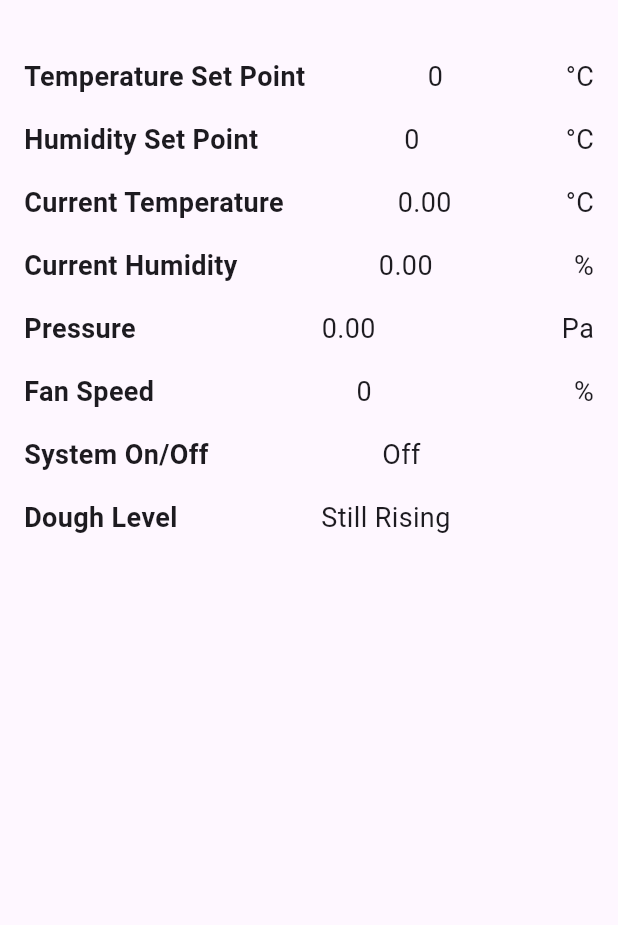
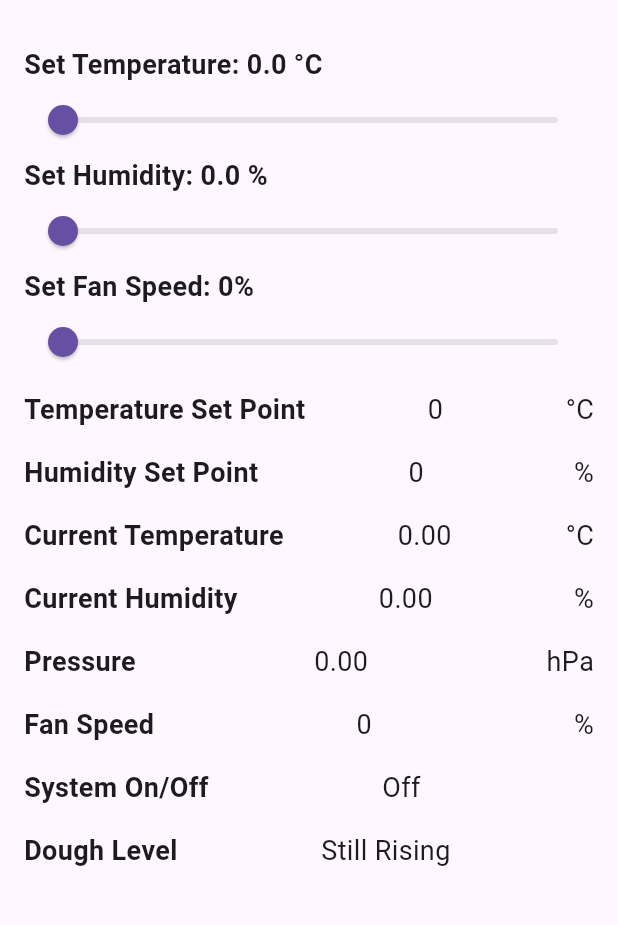
Before and after one commit to AllyTechEngineering/pi_support_app_ios, a Flutter app: the screen it shows after launch, on a phone screen of 412 x 824 dp, the part 63-988 px from its top. Run offline on Flutter 3.47's test engine with Material 3 defaults, Android fonts, the phone set to English and light mode, and no system bars; our stand-ins replace equatable, flutter_bloc; network calls fail.

Commit message:
This commit is just before adding the on/off button

```diff
--- /dev/null
+++ b/lib/bloc/fan_speed_cubit/fan_speed_cubit.dart
@@ -0,0 +1,15 @@
+import 'package:flutter_bloc/flutter_bloc.dart';
+import 'package:pi_app/bloc/repositories/data_repository.dart';
+import 'fan_speed_state.dart';
+
+class FanSpeedCubit extends Cubit<FanSpeedState> {
+  final DataRepository dataRepository;
+
+  FanSpeedCubit({required this.dataRepository})
+      : super(const FanSpeedState(fanSpeed: 0));
+
+  void updateFanSpeed(int newSpeed) {
+    emit(state.copyWith(fanSpeed: newSpeed));
+    dataRepository.sendPiData({'fanSpeed': newSpeed});
+  }
+}
--- /dev/null
+++ b/lib/bloc/fan_speed_cubit/fan_speed_state.dart
@@ -0,0 +1,21 @@
+import 'package:equatable/equatable.dart';
+
+class FanSpeedState extends Equatable {
+  final int fanSpeed;
+
+  const FanSpeedState({required this.fanSpeed});
+
+  FanSpeedState copyWith({int? fanSpeed}) {
+    return FanSpeedState(
+      fanSpeed: fanSpeed ?? this.fanSpeed,
+    );
+  }
+
+  @override
+  List<Object> get props => [fanSpeed];
+
+  @override
+  String toString() {
+    return 'FanSpeedState(fanSpeed: $fanSpeed)';
+  }
+}
--- /dev/null
+++ b/lib/bloc/system_on_off_cubit/system_on_off_cubit.dart
@@ -0,0 +1,15 @@
+import 'package:flutter_bloc/flutter_bloc.dart';
+import 'package:pi_app/bloc/repositories/data_repository.dart';
+import 'system_on_off_state.dart';
+
+class SystemOnOffCubit extends Cubit<SystemOnOffState> {
+  final DataRepository dataRepository;
+
+  SystemOnOffCubit({required this.dataRepository})
+      : super(const SystemOnOffState(systemOnOff: false));
+
+  void toggleSystem(bool isOn) {
+    emit(state.copyWith(systemOnOff: isOn));
+    dataRepository.sendPiData({'systemOnOff': isOn});
+  }
+}
--- /dev/null
+++ b/lib/bloc/system_on_off_cubit/system_on_off_state.dart
@@ -0,0 +1,21 @@
+import 'package:equatable/equatable.dart';
+
+class SystemOnOffState extends Equatable {
+  final bool systemOnOff;
+
+  const SystemOnOffState({required this.systemOnOff});
+
+  SystemOnOffState copyWith({bool? systemOnOff}) {
+    return SystemOnOffState(
+      systemOnOff: systemOnOff ?? this.systemOnOff,
+    );
+  }
+
+  @override
+  List<Object> get props => [systemOnOff];
+
+  @override
+  String toString() {
+    return 'SystemOnOffState(systemOnOff: $systemOnOff)';
+  }
+}
--- a/lib/main.dart
+++ b/lib/main.dart
@@ -1,8 +1,10 @@
 import 'package:flutter/material.dart';
 import 'package:flutter_bloc/flutter_bloc.dart';
+import 'package:pi_app/bloc/fan_speed_cubit/fan_speed_cubit.dart';
 import 'package:pi_app/bloc/repositories/data_repository.dart';
 import 'package:pi_app/bloc/set_humidity_cubit/set_humidity_cubit.dart';
 import 'package:pi_app/bloc/set_temperature_cubit/set_temperature_cubit.dart';
+import 'package:pi_app/bloc/system_on_off_cubit/system_on_off_cubit.dart';
 import 'services/http_service.dart';
 import 'bloc/data_in_cubit/data_in_cubit.dart';
 import 'screens/home_screen.dart';
@@ -39,6 +41,12 @@ class MyApp extends StatelessWidget {
         BlocProvider<SetHumidityCubit>(
             create: (context) => SetHumidityCubit(
                 dataRepository: dataRepository)), // ✅ Added SetHumidityCubit
+        BlocProvider<SystemOnOffCubit>(
+            create: (context) => SystemOnOffCubit(
+                dataRepository: dataRepository)), // ✅ Added SystemOnOffCubit
+        BlocProvider<FanSpeedCubit>(
+            create: (context) => FanSpeedCubit(
+                dataRepository: dataRepository)), // ✅ Added FanSpeedCubit
       ],
       child: MaterialApp(
         debugShowCheckedModeBanner: false,
--- a/lib/screens/home_screen.dart
+++ b/lib/screens/home_screen.dart
@@ -1,5 +1,8 @@
 import 'package:flutter/material.dart';
 import 'package:flutter_bloc/flutter_bloc.dart';
+import 'package:pi_app/widgets/fan_speed_slider.dart';
+import 'package:pi_app/widgets/humidity_slider.dart';
+import 'package:pi_app/widgets/temperature_slider.dart';
 import '../bloc/data_in_cubit/data_in_cubit.dart';
 import '../bloc/data_in_cubit/data_in_state.dart';
 
@@ -12,32 +15,33 @@ class HomeScreen extends StatelessWidget {
       appBar: AppBar(
         title: const Text('Dough Proofer'),
       ),
-      body: Padding(
+      body: SingleChildScrollView(
         padding: const EdgeInsets.all(16.0),
-        child: BlocBuilder<DataInCubit, DataInState>(
+        child: Column(
+          crossAxisAlignment: CrossAxisAlignment.start,
+          children: [
+            const TemperatureSlider(),
+            const HumiditySlider(),
+            const FanSpeedSlider(),
+            BlocBuilder<DataInCubit, DataInState>(
               builder: (context, state) {
                 debugPrint("🎨 UI Rebuilding with State: $state");
                 return Column(
                   crossAxisAlignment: CrossAxisAlignment.start,
                   children: [
-                _buildDataTile('Temperature Set Point',
-                    state.setpointTemperature.toStringAsFixed(0), '°C'),
-                _buildDataTile('Humidity Set Point',
-                    state.setpointHumidity.toStringAsFixed(0), '°C'),
-                _buildDataTile('Current Temperature',
-                    state.currentTemperature.toStringAsFixed(2), '°C'),
-                _buildDataTile('Current Humidity',
-                    state.currentHumidity.toStringAsFixed(2), '%'),
-                _buildDataTile(
-                    'Pressure', state.currentPressure.toStringAsFixed(2), 'Pa'),
+                    _buildDataTile('Temperature Set Point', state.setpointTemperature.toStringAsFixed(0), '°C'),
+                    _buildDataTile('Humidity Set Point', state.setpointHumidity.toStringAsFixed(0), '%'),
+                    _buildDataTile('Current Temperature', state.currentTemperature.toStringAsFixed(2), '°C'),
+                    _buildDataTile('Current Humidity', state.currentHumidity.toStringAsFixed(2), '%'),
+                    _buildDataTile('Pressure', state.currentPressure.toStringAsFixed(2), 'hPa'),
                     _buildDataTile('Fan Speed', state.fanSpeed.toString(), '%'),
-                _buildDataTile(
-                    'System On/Off', state.systemOnOff ? 'On' : 'Off', ''),
-                _buildDataTile('Dough Level',
-                    state.doughLevel ? 'Risen' : 'Still Rising', ''),
+                    _buildDataTile('System On/Off', state.systemOnOff ? 'On' : 'Off', ''),
+                    _buildDataTile('Dough Level', state.doughLevel ? 'Risen' : 'Still Rising', ''),
                   ],
                 );
               },
+            ),
+          ],
         ),
       ),
     );
@@ -49,9 +53,7 @@ class HomeScreen extends StatelessWidget {
       child: Row(
         mainAxisAlignment: MainAxisAlignment.spaceBetween,
         children: [
-          Text(title,
-              style:
-                  const TextStyle(fontSize: 18, fontWeight: FontWeight.bold)),
+          Text(title, style: const TextStyle(fontSize: 18, fontWeight: FontWeight.bold)),
           Text(value, style: const TextStyle(fontSize: 18)),
           Text(unit, style: const TextStyle(fontSize: 18)),
         ],
--- /dev/null
+++ b/lib/widgets/fan_speed_slider.dart
@@ -0,0 +1,35 @@
+import 'package:flutter/material.dart';
+import 'package:flutter_bloc/flutter_bloc.dart';
+import '../bloc/fan_speed_cubit/fan_speed_cubit.dart';
+import '../bloc/fan_speed_cubit/fan_speed_state.dart';
+
+class FanSpeedSlider extends StatelessWidget {
+  const FanSpeedSlider({super.key});
+
+  @override
+  Widget build(BuildContext context) {
+    return BlocBuilder<FanSpeedCubit, FanSpeedState>(
+      builder: (context, fanState) {
+        return Column(
+          crossAxisAlignment: CrossAxisAlignment.start,
+          children: [
+            Text(
+              "Set Fan Speed: ${fanState.fanSpeed.toString()}%",
+              style: const TextStyle(fontSize: 18, fontWeight: FontWeight.bold),
+            ),
+            Slider(
+              value: fanState.fanSpeed.toDouble(),
+              min: 0,
+              max: 100,
+              divisions: 100,
+              label: fanState.fanSpeed.toString(),
+              onChanged: (newValue) {
+                context.read<FanSpeedCubit>().updateFanSpeed(newValue.toInt());
+              },
+            ),
+          ],
+        );
+      },
+    );
+  }
+}
--- a/lib/widgets/humidity_slider.dart
+++ b/lib/widgets/humidity_slider.dart
@@ -3,8 +3,8 @@ import 'package:flutter_bloc/flutter_bloc.dart';
 import 'package:pi_app/bloc/set_humidity_cubit/set_humidity_cubit.dart';
 import 'package:pi_app/bloc/set_humidity_cubit/set_humidity_state.dart';
 
-class _HumiditySlider extends StatelessWidget {
-  const _HumiditySlider();
+class HumiditySlider extends StatelessWidget {
+  const HumiditySlider({super.key});
 
   @override
   Widget build(BuildContext context) {
--- a/lib/widgets/temperature_slider.dart
+++ b/lib/widgets/temperature_slider.dart
@@ -3,8 +3,8 @@ import 'package:flutter_bloc/flutter_bloc.dart';
 import 'package:pi_app/bloc/set_temperature_cubit/set_temperature_cubit.dart';
 import 'package:pi_app/bloc/set_temperature_cubit/set_temperature_state.dart';
 
-class _TemperatureSlider extends StatelessWidget {
-  const _TemperatureSlider();
+class TemperatureSlider extends StatelessWidget {
+  const TemperatureSlider({super.key});
 
   @override
   Widget build(BuildContext context) {
@@ -20,7 +20,7 @@ class _TemperatureSlider extends StatelessWidget {
             Slider(
               value: tempState.setpointTemperature,
               min: 0,
-              max: 100,
+              max: 50,
               divisions: 100,
               label: tempState.setpointTemperature.toStringAsFixed(1),
               onChanged: (newValue) {
```
Lines whose indentation alone changed are shown as unchanged.
